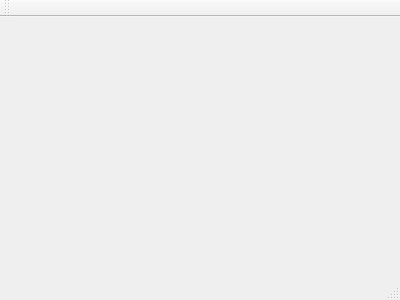
First picture: the form in LibrarySystem/mainwindow.ui, repository josfire18/LibrarySystem, before the edit.
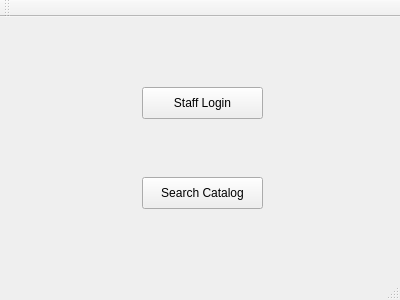
Second picture: the form after the edit.

Patch:
```diff
--- a/LibrarySystem/mainwindow.ui
+++ b/LibrarySystem/mainwindow.ui
@@ -12,13 +12,55 @@
   <property name="windowTitle" >
    <string>MainWindow</string>
   </property>
-  <widget class="QMenuBar" name="menuBar" />
-  <widget class="QToolBar" name="mainToolBar" />
-  <widget class="QWidget" name="centralWidget" />
-  <widget class="QStatusBar" name="statusBar" />
+  <widget class="QWidget" name="centralWidget">
+   <widget class="QPushButton" name="Login">
+    <property name="geometry">
+     <rect>
+      <x>142</x>
+      <y>70</y>
+      <width>121</width>
+      <height>32</height>
+     </rect>
+    </property>
+    <property name="text">
+     <string>Staff Login</string>
+    </property>
+   </widget>
+   <widget class="QPushButton" name="Search">
+    <property name="geometry">
+     <rect>
+      <x>142</x>
+      <y>160</y>
+      <width>121</width>
+      <height>32</height>
+     </rect>
+    </property>
+    <property name="text">
+     <string>Search Catalog</string>
+    </property>
+   </widget>
+  </widget>
+  <widget class="QMenuBar" name="menuBar">
+   <property name="geometry">
+    <rect>
+     <x>0</x>
+     <y>0</y>
+     <width>400</width>
+     <height>22</height>
+    </rect>
+   </property>
+  </widget>
+  <widget class="QToolBar" name="mainToolBar">
+   <attribute name="toolBarArea">
+    <enum>TopToolBarArea</enum>
+   </attribute>
+   <attribute name="toolBarBreak">
+    <bool>false</bool>
+   </attribute>
+  </widget>
+  <widget class="QStatusBar" name="statusBar"/>
  </widget>
- <layoutDefault spacing="6" margin="11" />
- <pixmapfunction></pixmapfunction>
+ <layoutdefault spacing="6" margin="11"/>
  <resources/>
  <connections/>
 </ui>
```
Left out of the diff: 7 changed lines with no effect on the pictures.
